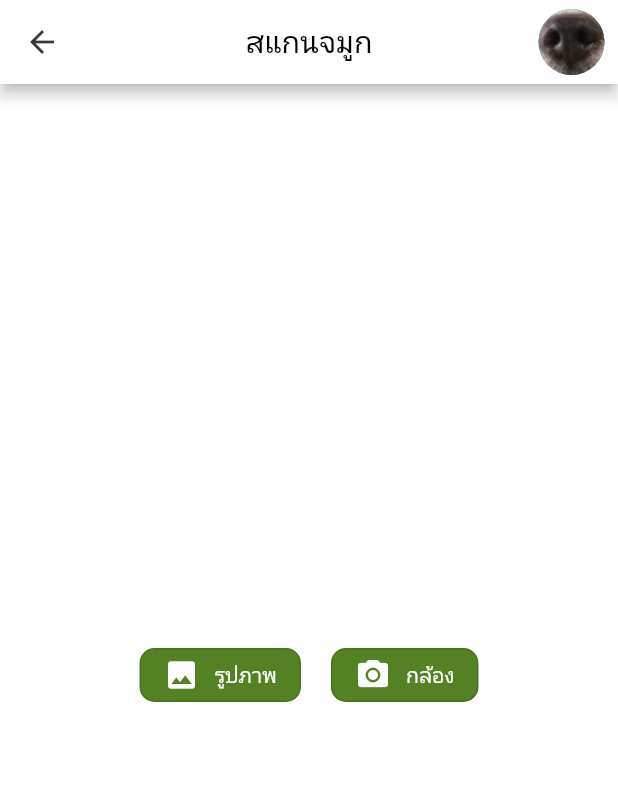
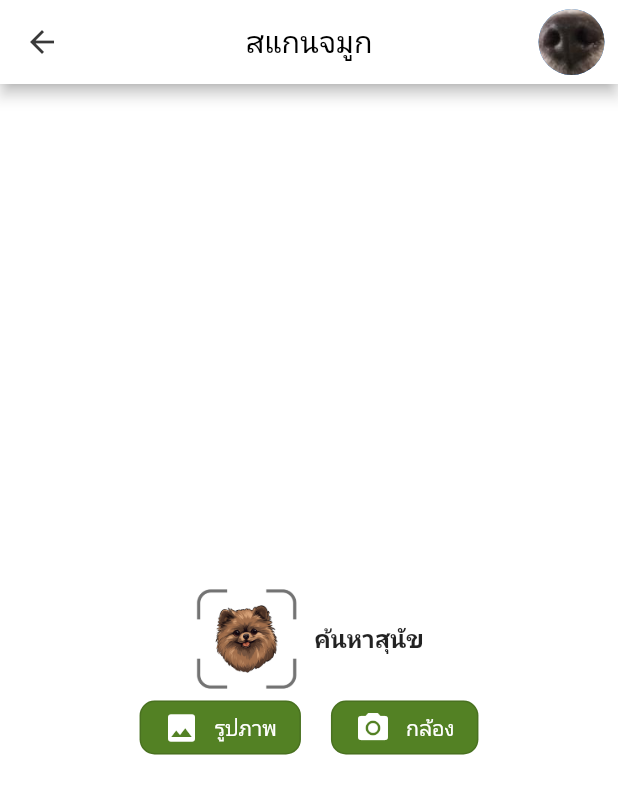
Before and after one commit to kncode74/Dog_farm_user, a Flutter app: the DetectionNose screen opened directly, on a phone screen of 412 x 824 dp. Shown: the top 794 px of the screen. Run offline on Flutter 3.47's test engine with Material 2 defaults, Android fonts, the phone set to English and light mode, and no system bars; our stand-ins replace cloud_firestore, easy_debounce, firebase_auth, firebase_core, google_fonts, google_sign_in and 2 more; missing offline and left inert: tflite; accounts and stored records are empty; network calls fail; Roboto replaces fonts that are missing (Kanit).

Commit message:
version 3

```diff
--- a/lib/contol/detection_nose.dart
+++ b/lib/contol/detection_nose.dart
@@ -200,7 +200,26 @@ class _DetectionNoseState extends State<DetectionNose> {
                                 ),
                               ),
                             )
-                          : const SizedBox.shrink()
+                          : Center(
+                              child: Row(
+                                mainAxisAlignment: MainAxisAlignment.center,
+                                children: [
+                                  Image.asset(
+                                    'images/detect.png',
+                                    height: 70,
+                                  ),
+                                  const SizedBox(
+                                    width: 10,
+                                  ),
+                                  const Text(
+                                    'ค้นหาสุนัข',
+                                    style: TextStyle(
+                                        fontSize: 16,
+                                        fontWeight: FontWeight.bold),
+                                  )
+                                ],
+                              ),
+                            )
                     ],
                   ),
                 ),
--- a/lib/contol/gridview_dog.dart
+++ b/lib/contol/gridview_dog.dart
@@ -283,7 +283,7 @@ class _MyDataOdDogState extends State<MyDataOdDog> {
                                   EasyDebounce.debounce(
                                     'searchDebounce', // debounce identifier
                                     const Duration(
-                                        milliseconds: 500), // debounce duration
+                                        milliseconds: 800), // debounce duration
                                     () => debouncedSearch(
                                         val), // function to be executed
                                   );
@@ -487,7 +487,7 @@ class _MyDataOdDogState extends State<MyDataOdDog> {
                                             children: [
                                               Text(
                                                 '$status : $idDog',
-                                                style: TextStyle(
+                                                style: const TextStyle(
                                                     fontSize: 14,
                                                     fontWeight:
                                                         FontWeight.bold),
--- a/lib/contol/phofile_of_user.dart
+++ b/lib/contol/phofile_of_user.dart
@@ -114,7 +114,7 @@ class _MyProfileUsersState extends State<MyProfileUsers> {
                     children: [
                       Text(
                         currrenUser.displayName.toString(),
-                        style: TextStyle(
+                        style: const TextStyle(
                             fontWeight: FontWeight.bold, fontSize: 17),
                       ),
                     ],
--- a/lib/farm.dart
+++ b/lib/farm.dart
@@ -39,9 +39,6 @@ class Farm extends StatelessWidget {
                     padding: const EdgeInsets.only(top: 10, bottom: 20),
                     child: Column(
                       children: [
-                        const SizedBox(
-                          height: 10,
-                        ),
                         Row(
                           mainAxisAlignment: MainAxisAlignment.center,
                           children: [
@@ -71,6 +68,9 @@ class Farm extends StatelessWidget {
                               ),
                             )
                           ],
+                        ),
+                        const SizedBox(
+                          height: 15,
                         ),
                         const Row(
                           children: [
```
Also changed, not shown: lib/All data dog/dataofdog.dart (+1 -54 lines), lib/All data dog/pedigree.dart (+12 -4 lines).
